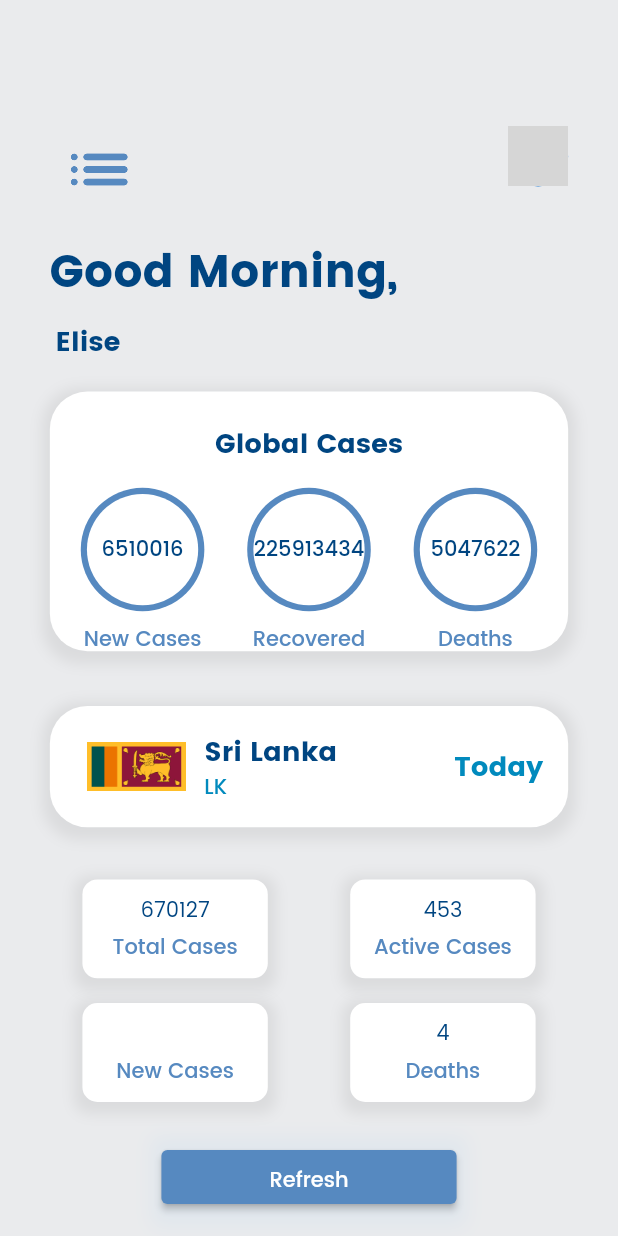
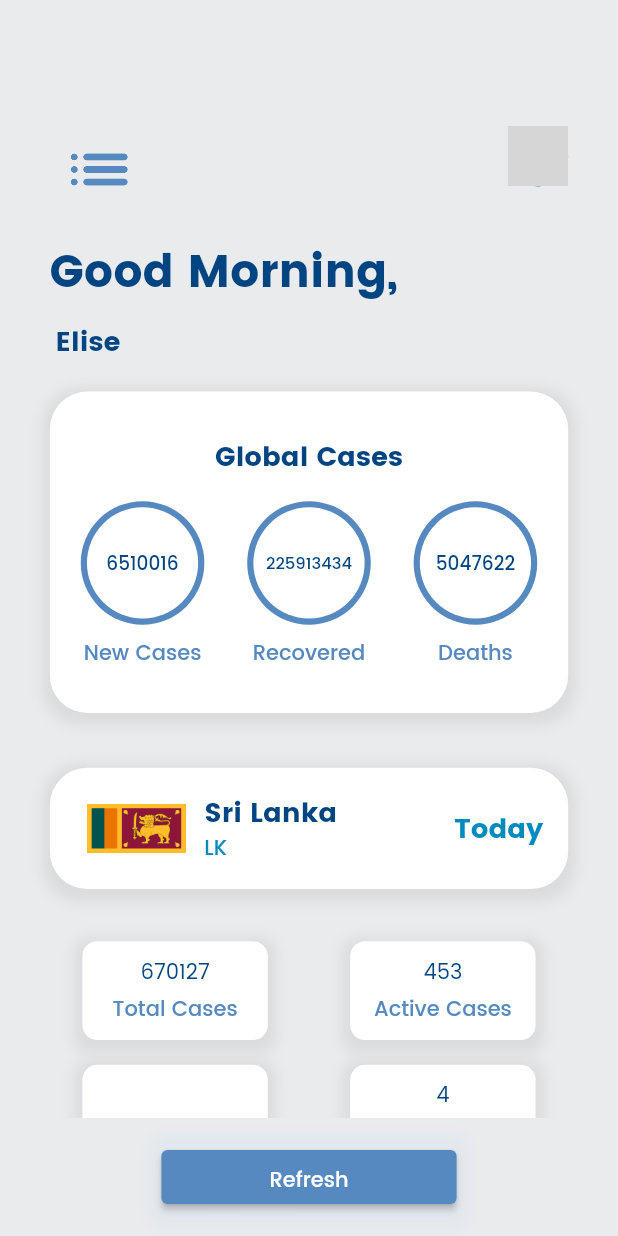
Before and after one commit to KanishaLiyanage/covid-now-lk-flutter, a Flutter app: the screen it shows after launch, after a tap on "Refresh", on a phone screen of 412 x 824 dp. Run offline on Flutter 3.47's test engine with Material 2 defaults, Android fonts, the phone set to English and light mode, and no system bars; our stand-ins replace dio; network calls fail; grey boxes are pictures that could not be loaded.

Commit message:
responsive

```diff
--- a/lib/screens/home.dart
+++ b/lib/screens/home.dart
@@ -13,13 +13,13 @@ class HomeScreen extends StatefulWidget {
 }
 
 class _HomeScreenState extends State<HomeScreen> {
-  String globalNewCases = "6510016";
-  String globalRecovered = "225913434";
-  String globalDeaths = "5047622";
-  String localTotalCases = "670127";
-  String localActiveCases = "453";
-  String localNewCases = "";
-  String localDeaths = "4";
+  var globalNewCases = "6510016";
+  var globalRecovered = "225913434";
+  var globalDeaths = "5047622";
+  var localTotalCases = "670127";
+  var localActiveCases = "453";
+  var localNewCases = "";
+  var localDeaths = "4";
 
   var url = "https://www.hpb.health.gov.lk/api/get-current-statistical";
 
@@ -29,12 +29,12 @@ class _HomeScreenState extends State<HomeScreen> {
     var response = await dio.get("$url");
     try {
       if (response.statusCode == 200) {
-        //print(response.data);
-        localNewCases = response.data["local_new_cases"];
+        print(response.data);
+        localNewCases = response.data['local_new_cases'];
         print(localNewCases);
         final snackBar = SnackBar(
           content: const Text('Data has been updated!'),
-          backgroundColor: (Color(0xFF5689C0)),
+          backgroundColor: (Color(0xFF018ABD)),
           action: SnackBarAction(
             label: 'dismiss',
             onPressed: () {},
@@ -197,11 +197,16 @@ class _HomeScreenState extends State<HomeScreen> {
       ),
       drawer: Drawer(
         child: Container(
-          padding: EdgeInsets.all(0.1 * size.width),
+          padding: EdgeInsets.fromLTRB(
+            0.05 * size.width,
+            0.1 * size.height,
+            0.05 * size.width,
+            0.05 * size.width,
+          ),
           color: Color(0xFF5689C0),
           child: Material(
             color: Color(0xFF5689C0),
-            child: ListView(
+            child: Column(
               children: [
                 CircleAvatar(
                   radius: 100,
@@ -210,7 +215,7 @@ class _HomeScreenState extends State<HomeScreen> {
                 ),
                 SizedBox(height: 0.1 * size.width),
                 Container(
-                  height: 100,
+                  height: 0.2 * size.height,
                   width: double.infinity,
                   padding: EdgeInsets.all(10),
                   decoration: BoxDecoration(),
@@ -238,7 +243,7 @@ class _HomeScreenState extends State<HomeScreen> {
                   ),
                 ),
                 Divider(color: Colors.white),
-                SizedBox(height: 0.5 * size.height),
+                SizedBox(height: 0.265 * size.height),
                 ListTile(
                   leading: Icon(
                     Icons.logout_rounded,
--- a/lib/widgets/globalCard.dart
+++ b/lib/widgets/globalCard.dart
@@ -19,10 +19,10 @@ class GlobalCasesCard extends StatelessWidget {
       margin: EdgeInsets.fromLTRB(25, 10, 25, 10),
       padding: EdgeInsets.all(0.05 * size.width),
       width: double.infinity,
-      // height: 220,
-      height: 0.21 * size.height,
+      height: 0.26 * size.height,
       //world status today
       child: Column(
+        mainAxisAlignment: MainAxisAlignment.center,
         children: [
           Text(
             "Global Cases",
@@ -49,7 +49,7 @@ class GlobalCasesCard extends StatelessWidget {
                       child: Text(
                         globalNewCases,
                         style: TextStyle(
-                          fontSize: 14,
+                          fontSize: 0.03 * size.width,
                           fontWeight: FontWeight.w500,
                           color: Color(0xFF004581),
                         ),
@@ -78,7 +78,7 @@ class GlobalCasesCard extends StatelessWidget {
                       child: Text(
                         globalRecovered,
                         style: TextStyle(
-                          fontSize: 14,
+                          fontSize: 0.0265 * size.width,
                           fontWeight: FontWeight.w500,
                           color: Color(0xFF004581),
                         ),
@@ -107,7 +107,7 @@ class GlobalCasesCard extends StatelessWidget {
                       child: Text(
                         globalDeaths,
                         style: TextStyle(
-                          fontSize: 14,
+                          fontSize: 0.03 * size.width,
                           fontWeight: FontWeight.w500,
                           color: Color(0xFF004581),
                         ),
```
